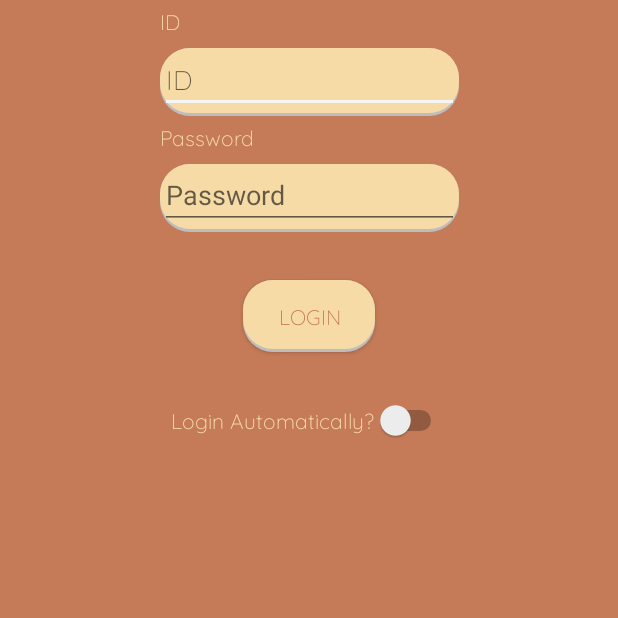
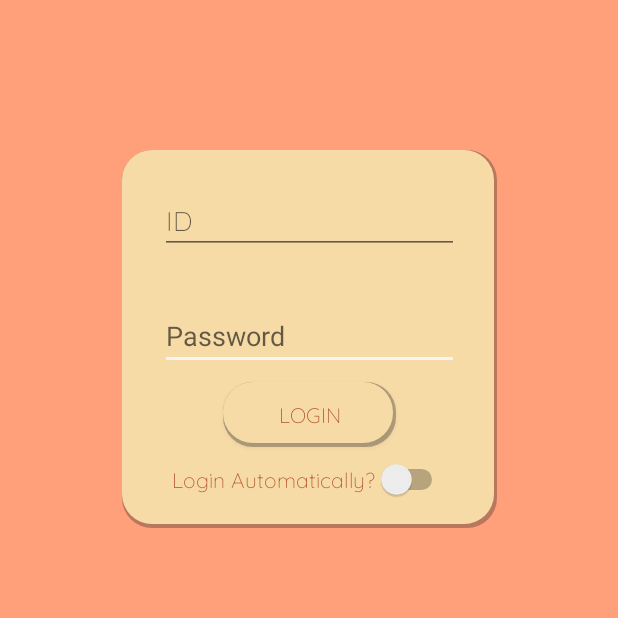
Before and after one commit to MrMugwump/NewGrade, an Android app: the screen it shows after launch (MainActivity), on a phone screen of 412 x 824 dp, the top half of it. Run offline under Robolectric (Android 15) with nearby library versions, the phone set to English and light mode, and no system bars.

Commit message:
messin around with the colors and shadows and things

```diff
--- a/whywontitwork2/app/src/main/res/drawable/rounded_corner.xml
+++ b/whywontitwork2/app/src/main/res/drawable/rounded_corner.xml
@@ -1,15 +1,15 @@
 <layer-list xmlns:android="http://schemas.android.com/apk/res/android">
     <item>
         <shape android:shape="rectangle">
-            <solid android:color="#BDBDBD"/>
+            <solid android:color="@color/shadowColor"/>
             <corners android:radius="20dp"/>
         </shape>
     </item>
     <item
         android:left="0dp"
-        android:right="0dp"
+        android:right="2dp"
         android:top="0dp"
-        android:bottom="2dp">
+        android:bottom="3dp">
         <shape android:shape="rectangle">
             <padding
                 android:top="2dp"
--- a/whywontitwork2/app/src/main/res/layout/activity_main.xml
+++ b/whywontitwork2/app/src/main/res/layout/activity_main.xml
@@ -1,57 +1,28 @@
 <?xml version="1.0" encoding="utf-8"?>
 <androidx.constraintlayout.widget.ConstraintLayout xmlns:android="http://schemas.android.com/apk/res/android"
     xmlns:app="http://schemas.android.com/apk/res-auto"
-    xmlns:tools="http://schemas.android.com/tools"
     android:layout_width="match_parent"
     android:layout_height="match_parent"
     android:background="@color/colorPrimary"
     android:id="@+id/mainActivity">
 
-    <Button
-        android:id="@+id/viewCoursesButton"
-        android:layout_width="wrap_content"
-        android:layout_height="wrap_content"
-        android:layout_marginTop="32dp"
+    <View
+        android:id="@+id/view"
+        android:layout_width="250dp"
+        android:layout_height="252dp"
+        android:layout_marginTop="100dp"
         android:background="@drawable/rounded_corner"
-        android:fontFamily="@font/quicksand_light"
-        android:onClick="attemptToLogin"
-        android:text="@string/loginButton"
         app:layout_constraintEnd_toStartOf="@+id/guideline"
         app:layout_constraintHorizontal_bias="0.504"
         app:layout_constraintStart_toStartOf="@+id/guideline"
-        app:layout_constraintTop_toBottomOf="@+id/yeet" />
-
-
-    <androidx.constraintlayout.widget.ConstraintLayout
-        android:id="@+id/emailArea"
-        android:layout_width="199dp"
-        android:layout_height="45dp"
-        android:layout_marginTop="32dp"
-        android:background="@drawable/rounded_corner"
-        app:layout_constraintEnd_toStartOf="@+id/guideline"
-        app:layout_constraintStart_toStartOf="@+id/guideline"
-        app:layout_constraintTop_toTopOf="parent">
-
-        <EditText
-            android:id="@+id/emailForm"
-            android:layout_width="wrap_content"
-            android:layout_height="wrap_content"
-            android:autofillHints=""
-            android:ems="10"
-            android:fontFamily="@font/quicksand_light"
-            android:hint="@string/userID"
-            android:inputType="textEmailAddress"
-            app:layout_constraintBottom_toBottomOf="parent"
-            app:layout_constraintEnd_toEndOf="parent"
-            app:layout_constraintStart_toStartOf="parent" />
-    </androidx.constraintlayout.widget.ConstraintLayout>
+        app:layout_constraintTop_toTopOf="parent" />
 
     <androidx.constraintlayout.widget.ConstraintLayout
         android:id="@+id/yeet"
         android:layout_width="199dp"
         android:layout_height="45dp"
         android:layout_marginTop="32dp"
-        android:background="@drawable/rounded_corner"
+        android:background="@drawable/button_focused"
         app:layout_constraintEnd_toStartOf="@+id/guideline"
         app:layout_constraintHorizontal_bias="0.502"
         app:layout_constraintStart_toStartOf="@+id/guideline"
@@ -68,7 +39,48 @@
             app:layout_constraintBottom_toBottomOf="parent"
             app:layout_constraintEnd_toEndOf="parent"
             app:layout_constraintStart_toStartOf="parent" />
+
     </androidx.constraintlayout.widget.ConstraintLayout>
+
+    <androidx.constraintlayout.widget.ConstraintLayout
+        android:id="@+id/emailArea"
+        android:layout_width="199dp"
+        android:layout_height="45dp"
+        android:layout_marginTop="24dp"
+        android:background="@drawable/button_focused"
+        app:layout_constraintEnd_toStartOf="@+id/guideline"
+        app:layout_constraintStart_toStartOf="@+id/guideline"
+        app:layout_constraintTop_toTopOf="@+id/view">
+
+        <EditText
+            android:id="@+id/emailForm"
+            android:layout_width="wrap_content"
+            android:layout_height="wrap_content"
+            android:autofillHints=""
+            android:ems="10"
+            android:fontFamily="@font/quicksand_light"
+            android:hint="@string/userID"
+            android:inputType="textEmailAddress"
+            app:layout_constraintBottom_toBottomOf="parent"
+            app:layout_constraintEnd_toEndOf="parent"
+            app:layout_constraintStart_toStartOf="parent" />
+    </androidx.constraintlayout.widget.ConstraintLayout>
+
+    <Button
+        android:id="@+id/viewCoursesButton"
+        android:layout_width="115dp"
+        android:layout_height="43dp"
+        android:layout_marginTop="8dp"
+        android:background="@drawable/rounded_corner"
+        android:fontFamily="@font/quicksand_light"
+        android:onClick="attemptToLogin"
+        android:text="@string/loginButton"
+        android:textColor="@color/secondaryTextColor"
+        app:layout_constraintEnd_toStartOf="@+id/guideline"
+        app:layout_constraintHorizontal_bias="0.504"
+        app:layout_constraintStart_toStartOf="@+id/guideline"
+        app:layout_constraintTop_toBottomOf="@+id/yeet" />
+
 
     <androidx.constraintlayout.widget.Guideline
         android:id="@+id/guideline"
@@ -78,37 +90,15 @@
         app:layout_constraintGuide_begin="206dp"
         app:layout_constraintGuide_percent="0.50" />
 
-    <TextView
-        android:id="@+id/password"
-        android:layout_width="wrap_content"
-        android:layout_height="wrap_content"
-        android:layout_marginBottom="8dp"
-        android:fontFamily="@font/quicksand_light"
-        android:text="@string/password"
-        android:textColor="@color/colorSecondary"
-        app:layout_constraintBottom_toTopOf="@+id/yeet"
-        app:layout_constraintStart_toStartOf="@+id/yeet" />
-
-    <TextView
-        android:id="@+id/UserID"
-        android:layout_width="wrap_content"
-        android:layout_height="wrap_content"
-        android:layout_marginBottom="8dp"
-        android:fontFamily="@font/quicksand_light"
-        android:text="@string/userID"
-        android:textColor="@color/colorSecondary"
-        app:layout_constraintBottom_toTopOf="@+id/emailArea"
-        app:layout_constraintStart_toStartOf="@+id/emailArea" />
-
     <Switch
         android:id="@+id/switch3"
         android:layout_width="wrap_content"
         android:layout_height="wrap_content"
-        android:layout_marginTop="32dp"
+        android:layout_marginTop="8dp"
         android:fontFamily="@font/quicksand_light"
         android:shadowColor="@color/colorSecondary"
         android:text="@string/homePageSwitch"
-        android:textColor="@color/colorSecondary"
+        android:textColor="@color/secondaryTextColor"
         app:layout_constraintEnd_toEndOf="@+id/viewCoursesButton"
         app:layout_constraintStart_toStartOf="@+id/viewCoursesButton"
         app:layout_constraintTop_toBottomOf="@+id/viewCoursesButton" />
--- a/whywontitwork2/app/src/main/res/layout/activity_view_courses.xml
+++ b/whywontitwork2/app/src/main/res/layout/activity_view_courses.xml
@@ -81,6 +81,7 @@
         android:textColor="@color/colorSecondary"
         android:textOff="@string/UnweightedGPA"
         android:textOn="@string/WeightedGPA"
+        android:textStyle="bold"
         app:layout_constraintEnd_toStartOf="@+id/guideline2"
         app:layout_constraintStart_toStartOf="@+id/guideline2"
         app:layout_constraintTop_toBottomOf="@+id/GPA" />
@@ -89,12 +90,12 @@
         android:id="@+id/popupMenu"
         android:layout_width="wrap_content"
         android:layout_height="32dp"
-        android:layout_marginEnd="8dp"
-        android:layout_marginRight="8dp"
+        android:layout_marginEnd="18dp"
+        android:layout_marginRight="18dp"
         android:background="@drawable/rounded_corner"
         android:onClick="ShowPopup"
         android:text="@string/popupButton"
-        android:textColor="@color/colorPrimary"
+        android:textColor="@color/secondaryTextColor"
         android:textSize="8sp"
         app:layout_constraintBottom_toTopOf="@+id/guideline3"
         app:layout_constraintEnd_toEndOf="parent"
@@ -111,12 +112,12 @@
         android:id="@+id/button4"
         android:layout_width="wrap_content"
         android:layout_height="32dp"
-        android:layout_marginStart="8dp"
-        android:layout_marginLeft="8dp"
+        android:layout_marginStart="18dp"
+        android:layout_marginLeft="18dp"
         android:background="@drawable/rounded_corner"
         android:onClick="GoBack"
         android:text="@string/backButton"
-        android:textColor="@color/colorPrimary"
+        android:textColor="@color/secondaryTextColor"
         app:layout_constraintBottom_toTopOf="@+id/guideline3"
         app:layout_constraintStart_toStartOf="parent"
         app:layout_constraintTop_toTopOf="@+id/guideline3" />
--- a/whywontitwork2/app/src/main/res/layout/course_data_block.xml
+++ b/whywontitwork2/app/src/main/res/layout/course_data_block.xml
@@ -29,6 +29,7 @@
         android:layout_marginTop="8dp"
         android:fontFamily="@font/quicksand_light"
         android:text="@string/courseGrade"
+        android:textColor="@color/secondaryTextColor"
         android:textSize="24sp"
         app:layout_constraintStart_toEndOf="@+id/gradeLetter"
         app:layout_constraintTop_toTopOf="parent" />
@@ -55,6 +56,7 @@
         android:layout_marginTop="8dp"
         android:fontFamily="@font/quicksand_light"
         android:text="@string/courseName"
+        android:textColor="@color/colorPrimaryDark"
         android:textSize="16sp"
         android:textStyle="bold"
         app:layout_constraintStart_toStartOf="parent"
--- a/whywontitwork2/app/src/main/res/values/colors.xml
+++ b/whywontitwork2/app/src/main/res/values/colors.xml
@@ -1,8 +1,9 @@
 <?xml version="1.0" encoding="utf-8"?>
 <resources>
-    <color name="colorPrimary">#c57b57</color><!--121212 f1ab86-->
-    <color name="colorPrimaryDark">#212121</color>
-    <color name="colorAccent">#F5F5F5</color>
-    <color name="colorSecondary">#f7dba7</color>
-    <color name="secondaryTextColor">#c57b57</color>
+    <color name="colorPrimary">#FFA07A</color><!--FFA07A-->
+    <color name="colorPrimaryDark">#212121</color> <!--212121-->
+    <color name="colorAccent">#F5F5F5</color><!-- f5f5f5-->
+    <color name="colorSecondary">#F7DBA7</color><!-- f7dba7 -->
+    <color name="secondaryTextColor">#B85D33</color><!--B85D33-->
+    <color name="shadowColor">#50212121</color><!--50212121-->
 </resources>
```
